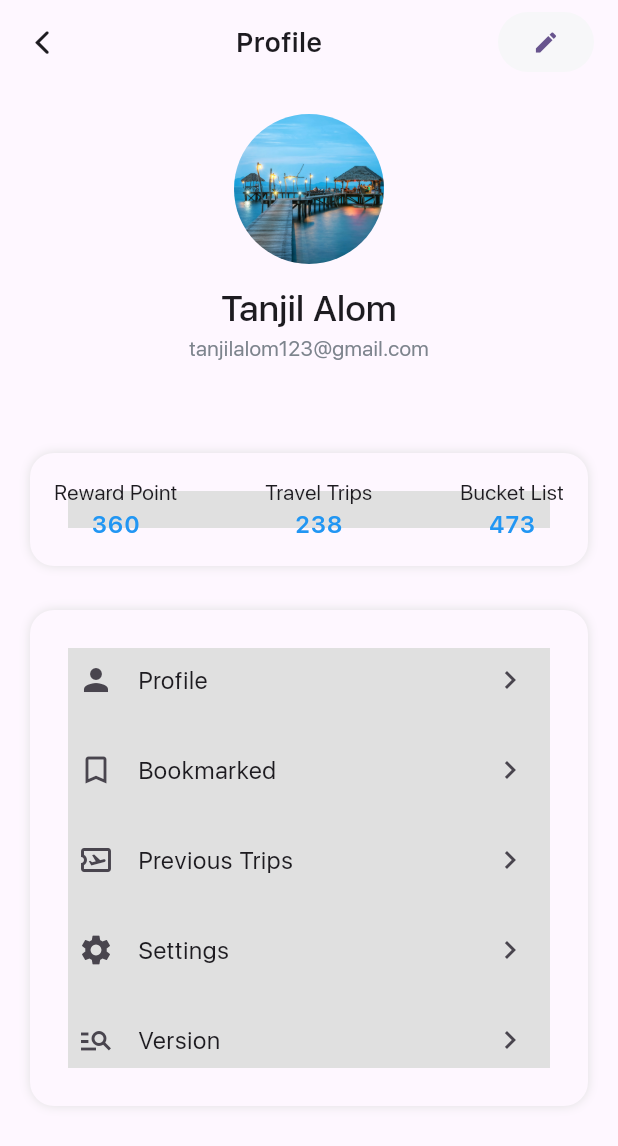
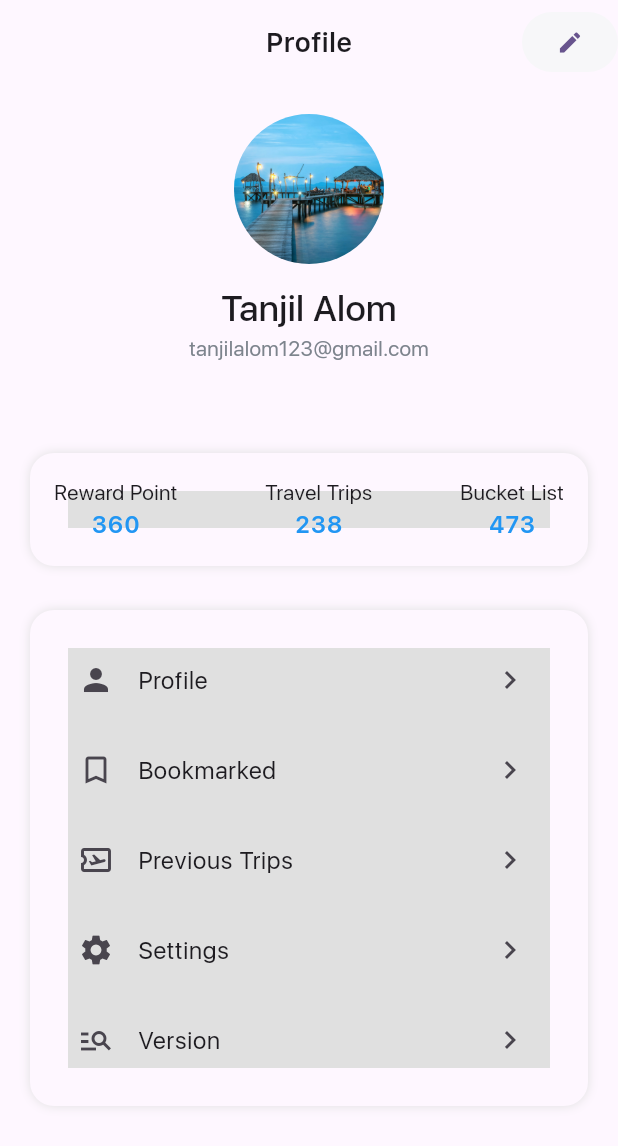
Before and after one commit to tanjilalom/Travel-App, a Flutter app: the ProfileScreen screen opened directly, on a phone screen of 412 x 824 dp. Shown: the top 1146 px of the screen. Run offline on Flutter 3.47's test engine with Material 3 defaults, Android fonts, the phone set to English and light mode, and no system bars; our stand-ins replace easy_date_timeline, get, google_fonts.

Commit message:
design updated

```diff
--- a/lib/view/screen/popular_package_screen.dart
+++ b/lib/view/screen/popular_package_screen.dart
@@ -15,11 +15,7 @@ class PopularPackageScreen extends StatelessWidget {
           style: TextStyle(fontSize: 18, fontWeight: FontWeight.w600),
         ),
         centerTitle: true,
-        leading: InkWell(
-          onTap: () => Get.back(),
-          child: Icon(CupertinoIcons.back,
-          ),
-        ),
+        leading: SizedBox(),
         backgroundColor: Colors.transparent,
       ),
       body: Padding(
--- a/lib/view/screen/popular_places_screen.dart
+++ b/lib/view/screen/popular_places_screen.dart
@@ -51,7 +51,7 @@ class PopularPlacesScreen extends StatelessWidget {
                   return Padding(
                     padding: EdgeInsets.all(8.0),
                     child: InkWell(
-                      onTap: () => Get.snackbar('hello', 'hn'),
+                      onTap: () => Get.snackbar('Clicked', itemname.name),
                       child: Container(
                         decoration: BoxDecoration(
                           borderRadius: BorderRadius.circular(10),
--- a/lib/view/screen/profile_screen.dart
+++ b/lib/view/screen/profile_screen.dart
@@ -11,18 +11,13 @@ class ProfileScreen extends StatelessWidget {
   Widget build(BuildContext context) {
     return Scaffold(
       appBar: AppBar(
-        title: Row(
-          mainAxisAlignment: MainAxisAlignment.spaceBetween,
-          children: [
-            InkWell(
-              onTap: () => Get.back(),
-              child: Icon(CupertinoIcons.back,
-              ),
-            ),
-            Text(
+        leading: SizedBox(),
+        centerTitle: true,
+        title: Text(
           'Profile',
           style: TextStyle(fontSize: 18, fontWeight: FontWeight.w600),
         ),
+        actions: [
           TextButton(
             onPressed: () {
               Navigator.push(context, MaterialPageRoute(builder: (_) => EditprofileScreen()));
@@ -33,7 +28,6 @@ class ProfileScreen extends StatelessWidget {
             ),
           ),
         ],
-        ),
         backgroundColor: Colors.transparent,
       ),
       body: Padding(
--- a/lib/view/screen/schedule_screen.dart
+++ b/lib/view/screen/schedule_screen.dart
@@ -17,11 +17,7 @@ class ScheduleScreen extends StatelessWidget {
           style: TextStyle(fontSize: 18, fontWeight: FontWeight.w600),
         ),
         centerTitle: true,
-        leading: InkWell(
-          onTap: () => Get.back(),
-          child: Icon(CupertinoIcons.back,
-          ),
-        ),
+        leading: SizedBox(),
       ),
       body: Padding(
         padding: const EdgeInsets.all(20.0),
--- a/lib/view/screen/signin_screen.dart
+++ b/lib/view/screen/signin_screen.dart
@@ -1,6 +1,7 @@
 import 'package:flutter/cupertino.dart';
 import 'package:flutter/material.dart';
 import 'package:get/get.dart';
+import 'package:travelapp/main.dart';
 import 'package:travelapp/view/screen/home_screen.dart';
 import 'package:travelapp/view/screen/signup_screen.dart';
 import 'package:travelapp/view/widget/button_widget.dart';
@@ -66,7 +67,7 @@ class SignInScreen extends StatelessWidget {
                     onTap: (){
                       Get.snackbar('Clicked', 'SignIn Button Clicked');
                       Navigator.push(
-                          context, CupertinoPageRoute(builder: (context) => HomeScreen()),);
+                          context, CupertinoPageRoute(builder: (context) => BottomNavBarScreen()),);
                     },
                     child: CustomButton(
                       buttonColor: Color(0xff0d6efd),
--- a/lib/view/screen/signup_screen.dart
+++ b/lib/view/screen/signup_screen.dart
@@ -73,7 +73,7 @@ class SignupScreen extends StatelessWidget {
                   height: 55,
                 ),
                 InkWell(
-                  onTap: ()=> Get.snackbar('Clicked', 'Go to SignIn page to enter the App', snackPosition: SnackPosition.BOTTOM),
+                  onTap: ()=> Get.snackbar('Clicked', 'Go to SignIn page to enter the App',),
                   child: CustomButton(
                     buttonColor: Color(0xff0d6efd),
                     width: 335,
```
Lines whose indentation alone changed are shown as unchanged.
